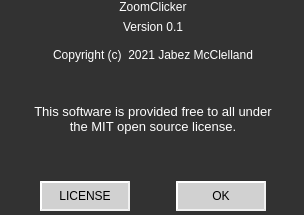
Qt form python_code/about.ui (jabezmcc/ZoomClicker) before a commit.
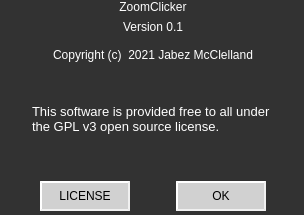
The same form after that commit.

```diff
--- a/python_code/about.ui
+++ b/python_code/about.ui
@@ -129,8 +129,8 @@
        <string>&lt;!DOCTYPE HTML PUBLIC &quot;-//W3C//DTD HTML 4.0//EN&quot; &quot;http://www.w3.org/TR/REC-html40/strict.dtd&quot;&gt;
 &lt;html&gt;&lt;head&gt;&lt;meta name=&quot;qrichtext&quot; content=&quot;1&quot; /&gt;&lt;style type=&quot;text/css&quot;&gt;
 p, li { white-space: pre-wrap; }
-&lt;/style&gt;&lt;/head&gt;&lt;body style=&quot; font-family:'Trebuchet MS'; font-size:12pt; font-weight:400; font-style:normal;&quot;&gt;
-&lt;p align=&quot;center&quot; style=&quot; margin-top:0px; margin-bottom:0px; margin-left:0px; margin-right:0px; -qt-block-indent:0; text-indent:0px;&quot;&gt;&lt;span style=&quot; font-size:10pt;&quot;&gt;This software is provided free to all under the MIT open source license.&lt;/span&gt;&lt;/p&gt;&lt;/body&gt;&lt;/html&gt;</string>
+&lt;/style&gt;&lt;/head&gt;&lt;body style=&quot; font-family:'Trebuchet MS'; font-size:10pt; font-weight:400; font-style:normal;&quot;&gt;
+&lt;p style=&quot; margin-top:8px; margin-bottom:8px; margin-left:0px; margin-right:0px; -qt-block-indent:0; text-indent:0px;&quot;&gt;This software is provided free to all under the GPL v3 open source license.&lt;/p&gt;&lt;/body&gt;&lt;/html&gt;</string>
       </property>
      </widget>
     </item>
```
Left out of the diff: 7 changed lines with no effect on the pictures.
